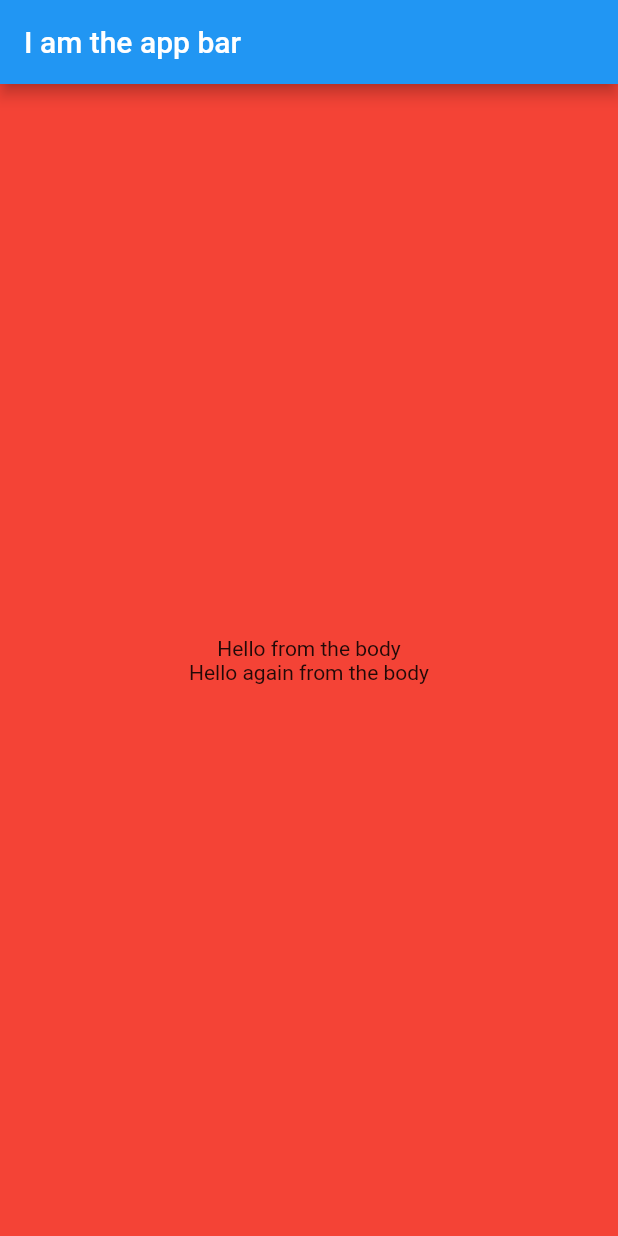
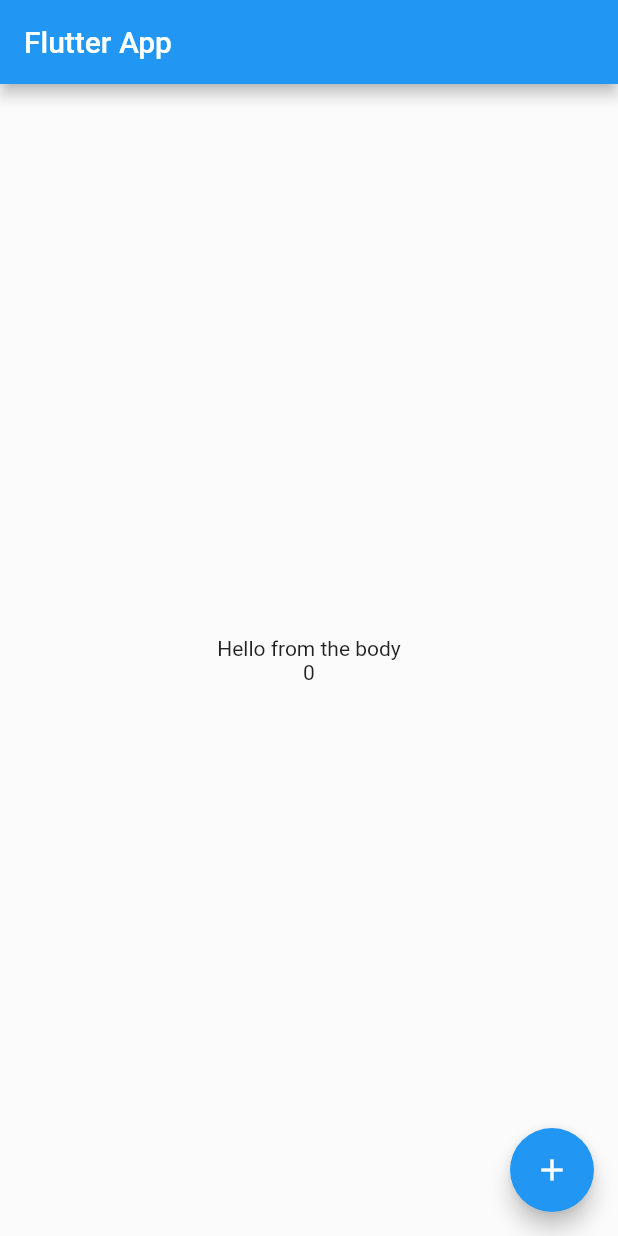
Before and after one commit to fatmata597/flutter-mobile-development, a Flutter app: the screen it shows after launch, on a phone screen of 412 x 824 dp. Run offline on Flutter 3.47's test engine with Material 2 defaults, Android fonts, the phone set to English and light mode, and no system bars.

Commit message:
refactor code + setState for a counter on button click from the scaffold interface

```diff
--- a/app_01/lib/main.dart
+++ b/app_01/lib/main.dart
@@ -128,21 +128,46 @@
   @override
   Widget build(BuildContext context) {
     return MaterialApp(
-      home: Scaffold(
+      title: "Flutter app",
+      home: _HomePage(),
+    );
+  }
+}
+
+class _HomePage extends StatefulWidget {
+  @override
+  _HomePageState createState() => _HomePageState();
+}
+
+class _HomePageState extends State<_HomePage> {
+  int _counter = 0;
+
+  _incrementCounter() {
+    setState(() {
+      _counter++;
+    });
+  }
+
+  @override
+  Widget build(BuildContext context) {
+    return Scaffold(
       appBar: AppBar(
-          title: Text('I am the app bar'),
+        title: Text('Flutter App'),
       ),
       body: Container(
         alignment: Alignment.center,
-          color: Colors.red,
+        color: Colors.white10,
         child: Column(
           mainAxisAlignment: MainAxisAlignment.center,
-            children: <Widget>[
+          children: [
             Text('Hello from the body'),
-              Text('Hello again from the body'),
+            Text('$_counter'),
           ],
         ),
       ),
+      floatingActionButton: FloatingActionButton(
+        onPressed: _incrementCounter,
+        child: Icon(Icons.add),
       ),
     );
   }
```
Lines whose indentation alone changed are shown as unchanged.
